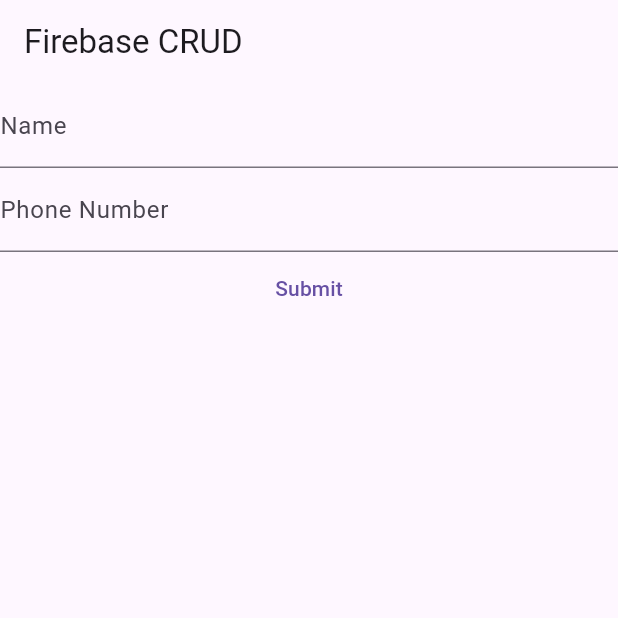
After one commit to arpitparekh/yash_batch, a Flutter app: the FirebaseCrud screen opened directly, after a tap on "Submit", on a phone screen of 412 x 824 dp, the top half of it. The commit adds this screen. Run offline on Flutter 3.47's test engine with Material 3 defaults, Android fonts, the phone set to English and light mode, and no system bars; our stand-ins replace firebase_auth, firebase_core, firebase_database, geolocator, google_fonts, permission_handler; missing offline and left inert: user_profile_avatar; accounts and stored records are empty; generated files the repository leaves out were written again.

Commit message:
realtime database crud operations read delete and show update is pending

```diff
--- /dev/null
+++ b/lib/firebase/realtime_database/realtime_database.dart
@@ -0,0 +1,153 @@
+import 'package:firebase_auth/firebase_auth.dart';
+import 'package:firebase_core/firebase_core.dart';
+import 'package:firebase_database/firebase_database.dart';
+import 'package:flutter/material.dart';
+import 'package:yash_batch/firebase/realtime_database/user.dart';
+import '../../firebase_options.dart';
+
+void main() async {
+  WidgetsFlutterBinding.ensureInitialized();
+  await Firebase.initializeApp(
+    options: DefaultFirebaseOptions.currentPlatform,
+  );
+  runApp(MyApp());
+}
+
+class MyApp extends StatelessWidget {
+  @override
+  Widget build(BuildContext context) {
+    return MaterialApp(
+      title: 'Flutter Demo',
+      theme: ThemeData(
+        primarySwatch: Colors.blue,
+      ),
+      home: FirebaseCrud()
+    );
+  }
+}
+
+class FirebaseCrud extends StatefulWidget {
+  const FirebaseCrud({super.key});
+
+  @override
+  State<FirebaseCrud> createState() => _FirebaseCrudState();
+}
+
+class _FirebaseCrudState extends State<FirebaseCrud> {
+
+  late TextEditingController nameController;
+  late TextEditingController phoneNumberController;
+
+  List<UserData> userDataList = [];
+
+  void readData() async{
+    DatabaseReference ref = FirebaseDatabase.instance.ref("users");
+    ref.onValue.listen((snapshot) {
+
+      userDataList.clear();
+
+      for(var child in snapshot.snapshot.children) {
+
+        Map<Object?, Object?> data = child.value as Map<Object?, Object?>;
+
+        UserData user = UserData(
+          key : child.key,
+          name : data["name"] as String ,
+          phone_number : data["phone_number"] as String ,
+        );
+        userDataList.add(user);
+      }
+    });
+
+    setState(() {
+
+    });
+
+  }
+
+  @override
+  void initState() {
+
+    nameController =   TextEditingController();
+    phoneNumberController = TextEditingController();
+    readData();
+
+  }
+
+  @override
+  Widget build(BuildContext context) {
+
+
+
+    return Scaffold(
+      appBar: AppBar(
+        title: Text('Firebase CRUD'),
+      ),
+      body: Column(
+        children: [
+          TextField(
+            controller: nameController,
+            keyboardType: TextInputType.text,
+            decoration: InputDecoration(
+              labelText: 'Name',
+
+            ),
+          ),
+          TextField(
+            controller: phoneNumberController,
+            keyboardType: TextInputType.text,
+            decoration: InputDecoration(
+              labelText: 'Phone Number',
+
+            ),
+
+          ),
+          TextButton(onPressed: () {
+
+            DatabaseReference ref = FirebaseDatabase.instance.ref("users");
+
+            DateTime dt = DateTime.now();
+            ref.child(dt.microsecondsSinceEpoch.toString()).set(
+              {
+                'name': nameController.text,
+                'phone_number': phoneNumberController.text,
+              }
+            );
+
+          }, child: Text("Submit")),
+          ListView.builder(
+            shrinkWrap: true,
+            itemCount: userDataList.length,
+            itemBuilder: (context, index) {
+              return Row(
+                mainAxisAlignment: MainAxisAlignment.spaceBetween,
+
+                children: [
+                  Text(userDataList[index].name!),
+                  Text(userDataList[index].phone_number!),
+                  Row(
+                    children: [
+                      IconButton(
+                        onPressed: () {
+                          DatabaseReference ref = FirebaseDatabase.instance.ref("users");
+                          ref.child(userDataList[index].key!).remove();
+                          readData();
+                        },
+                        icon: Icon(Icons.delete),
+                      ),
+                      IconButton(
+                        onPressed: () {},
+                        icon: Icon(Icons.edit),
+                      )
+                    ],
+                  )
+
+                ],
+              );
+          },)
+
+        ],
+      )
+    );
+  }
+}
--- a/lib/firebase/realtime_database/user.dart
+++ b/lib/firebase/realtime_database/user.dart
@@ -1,6 +1,14 @@
-class User{
+class UserData{
+  String? key;
   String? name;
-  String? phone;
+  String? phone_number;
 
-  User(String name, String phone);
+  UserData({required this.key, required this.name, required this.phone_number});
+
+  UserData.create(String k, String n, String p) {
+    key = k;
+    name = n;
+    phone_number = p;
+  }
+
 }
```
Also changed, not shown: lib/firebase/realtime_database/realtime_crud.dart (deleted, +0 -97 lines).
